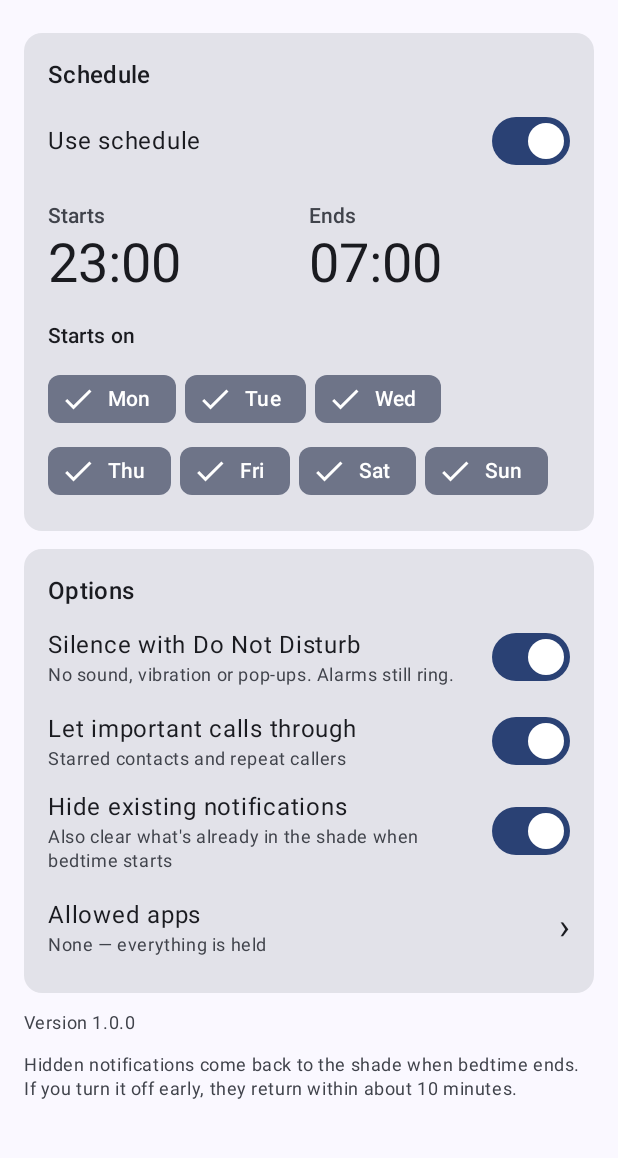
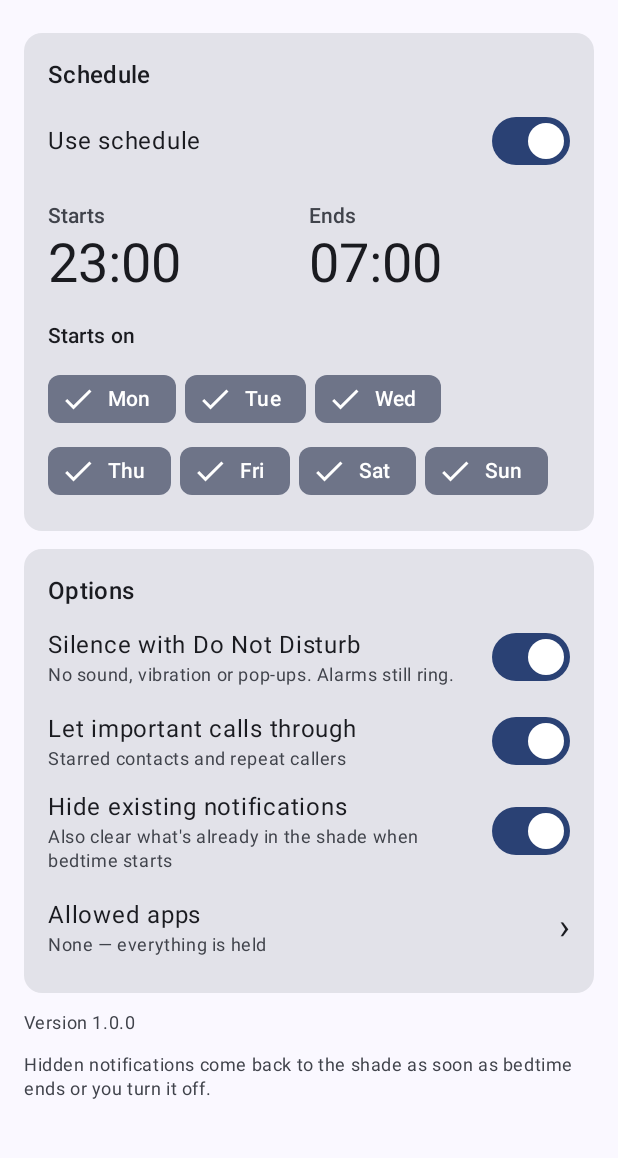
Before and after one commit to IvanTymoshenko/bedtime-mode-reworked, an Android app built with Jetpack Compose: the composable MainScreen shown on its own in the app's theme, scrolled down 722 dp, on a phone screen of 412 x 824 dp, the part 69-1227 px from its top. Run offline under Robolectric (Android 15) with nearby library versions, the phone set to English and light mode, and no system bars.

Commit message:
Release held notifications instantly when bedtime is turned off
Re-snoozing a snoozed notification for 1s replaces its timer, so held
notifications return immediately. Release happens while DND is still on
and DND lifts 4s later, so they come back silently. Drops chunked snoozing.

```diff
--- a/app/src/main/java/app/bedtimemode/Bedtime.kt
+++ b/app/src/main/java/app/bedtimemode/Bedtime.kt
@@ -6,6 +6,8 @@ import android.content.BroadcastReceiver
 import android.content.Context
 import android.content.Intent
 import android.os.Build
+import android.os.Handler
+import android.os.Looper
 import android.util.Log
 import java.time.Instant
 import java.time.ZoneId
@@ -94,9 +96,6 @@ object Bedtime {
         if (evaluate(Prefs(ctx)).active) stopNow(ctx) else startNow(ctx)
     }
 
-    /** Whether our DND rule is actually silencing right now (affects how we chunk snoozes). */
-    fun dndSilencing(ctx: Context, p: Prefs) = p.useDnd && Dnd.hasAccess(ctx)
-
     @Synchronized
     fun sync(ctx: Context, reason: String) {
         val app = ctx.applicationContext
@@ -107,7 +106,8 @@ object Bedtime {
         val st = evaluate(p, now)
         Log.i(TAG, "sync($reason): $st wasActive=${p.appliedActive}")
 
-        Dnd.apply(app, st.active && p.useDnd)
+        val ending = !st.active && p.appliedActive
+        if (!ending) Dnd.apply(app, st.active && p.useDnd)
 
         if (st.active) {
             if (!p.appliedActive) {
@@ -118,9 +118,15 @@ object Bedtime {
             }
             p.sessionEndsAt = st.endsAt ?: 0L
             BedtimeListenerService.holdAll(app)
-        } else if (p.appliedActive) {
+        } else if (ending) {
             History.finishSession(p, now)
             p.appliedActive = false
+            // Release held notifications while DND is still on, so they come back silently,
+            // then lift DND a few seconds later.
+            BedtimeListenerService.releaseAll(app, p.pendingReturnKeys)
+            Handler(Looper.getMainLooper()).postDelayed({
+                if (!evaluate(Prefs(app)).active) Dnd.apply(app, false)
+            }, 4_000)
         }
 
         Alarms.schedule(app, st.nextChangeAt)
--- a/app/src/main/java/app/bedtimemode/Prefs.kt
+++ b/app/src/main/java/app/bedtimemode/Prefs.kt
@@ -96,10 +96,6 @@ class Prefs(context: Context) {
         get() = sp.getString("history", "[]")!!
         set(v) = sp.edit { putString("history", v) }
 
-    /** Snooze chunk length while DND silences. Hidden/debug-tunable; default 10 min. */
-    val chunkMs: Long
-        get() = sp.getLong("chunk_ms", 10 * 60_000L)
-
     // --- Onboarding / updates ---
     var onboardingDone: Boolean
         get() = sp.getBoolean("onboarding_done", false)
--- a/app/src/main/java/app/bedtimemode/ui/MainScreen.kt
+++ b/app/src/main/java/app/bedtimemode/ui/MainScreen.kt
@@ -145,8 +145,7 @@ fun MainScreen(showUpdate: Boolean = false, onUpdateShown: () -> Unit = {}) {
                     color = MaterialTheme.colorScheme.onSurfaceVariant,
                 )
                 Text(
-                    "Hidden notifications come back to the shade when bedtime ends. If you turn it " +
-                        "off early, they return within about 10 minutes.",
+                    "Hidden notifications come back to the shade as soon as bedtime ends or you turn it off.",
                     style = MaterialTheme.typography.bodySmall,
                     color = MaterialTheme.colorScheme.onSurfaceVariant,
                 )
```
Also changed, not shown: app/src/main/java/app/bedtimemode/BedtimeListenerService.kt (+18 -9 lines), 1 other file.
